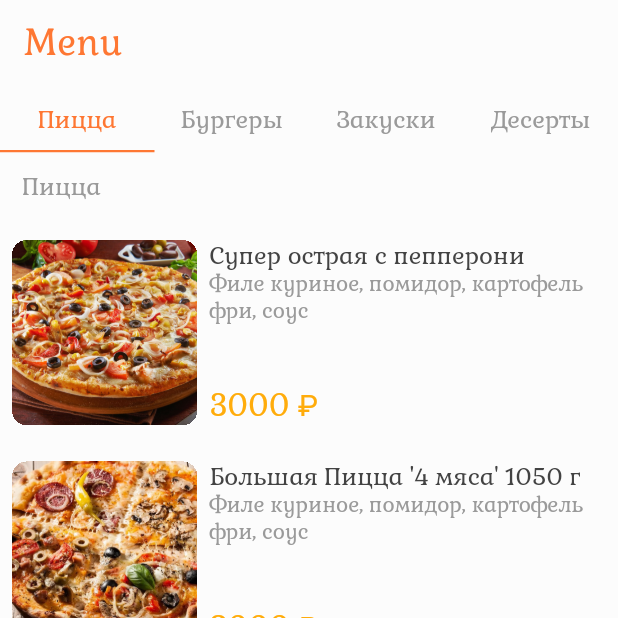
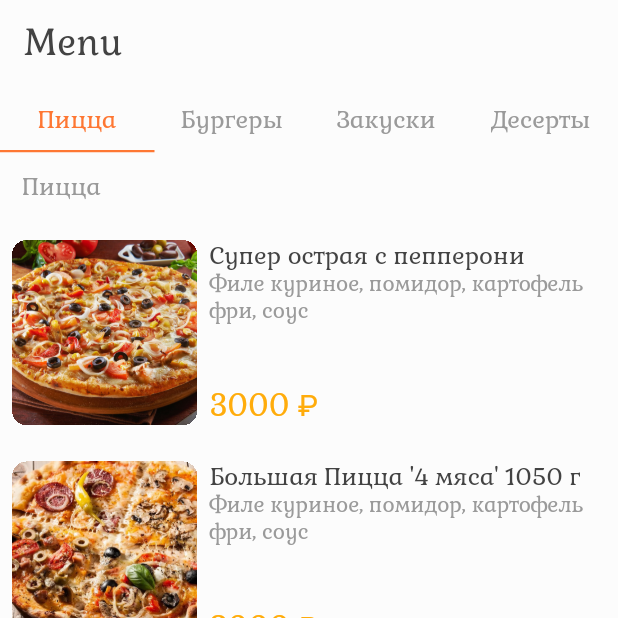
Before and after one commit to Lexx96/Test-App-Actonica, a Flutter app: the screen it shows after launch, on a phone screen of 412 x 824 dp, the top half of it. Run offline on Flutter 3.47's test engine with Material 2 defaults, Android fonts, the phone set to English and light mode, and no system bars; drawn by our look-alikes of scrollable_positioned_list; our stand-ins replace adaptive_theme, flutter_bloc.

Commit message:
Обновлен цвет текста в AppBar

```diff
--- a/lib/modules/main_screen/main_screen.dart
+++ b/lib/modules/main_screen/main_screen.dart
@@ -76,7 +76,10 @@ class _MainScreenState extends State<MainScreen>
             activeBackgroundColor: ColorsLightTheme.headerColor,
             label: Text(
               allProductsModel.category,
-              style: const TextStyle(fontSize: 16.0, fontFamily: 'Gabriela'),
+              style: const TextStyle(
+                fontSize: 16.0,
+                fontFamily: 'Gabriela',
+              ),
             ),
           ),
           body: ListView.builder(
--- a/lib/utils/themes/my_light_theme.dart
+++ b/lib/utils/themes/my_light_theme.dart
@@ -22,7 +22,7 @@ final myLightTheme = ThemeData.light().copyWith(
     elevation: 0,
     titleTextStyle: TextStyle(
       fontSize: 24.0,
-      color: ColorsLightTheme.headerColor,
+      color: ColorsLightTheme.textColor,
       fontFamily: 'Gabriela',
     ),
   ),
```
